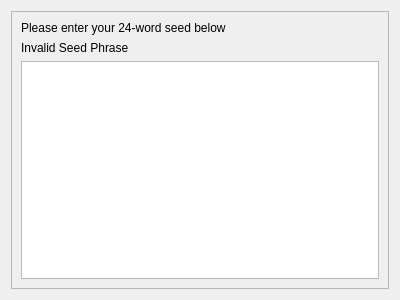
Qt form src/qt/forms/restoreseed.ui (PirateNetwork/pirate) before a commit.
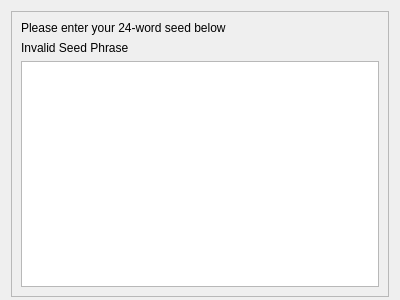
The same form after that commit.

Diff of the .ui file:
```diff
--- a/src/qt/forms/restoreseed.ui
+++ b/src/qt/forms/restoreseed.ui
@@ -20,6 +20,9 @@
    <string>Form</string>
   </property>
   <layout class="QHBoxLayout" name="horizontalLayout">
+   <property name="bottomMargin">
+    <number>3</number>
+   </property>
    <item>
     <widget class="QFrame" name="frame">
      <property name="frameShape">
```
